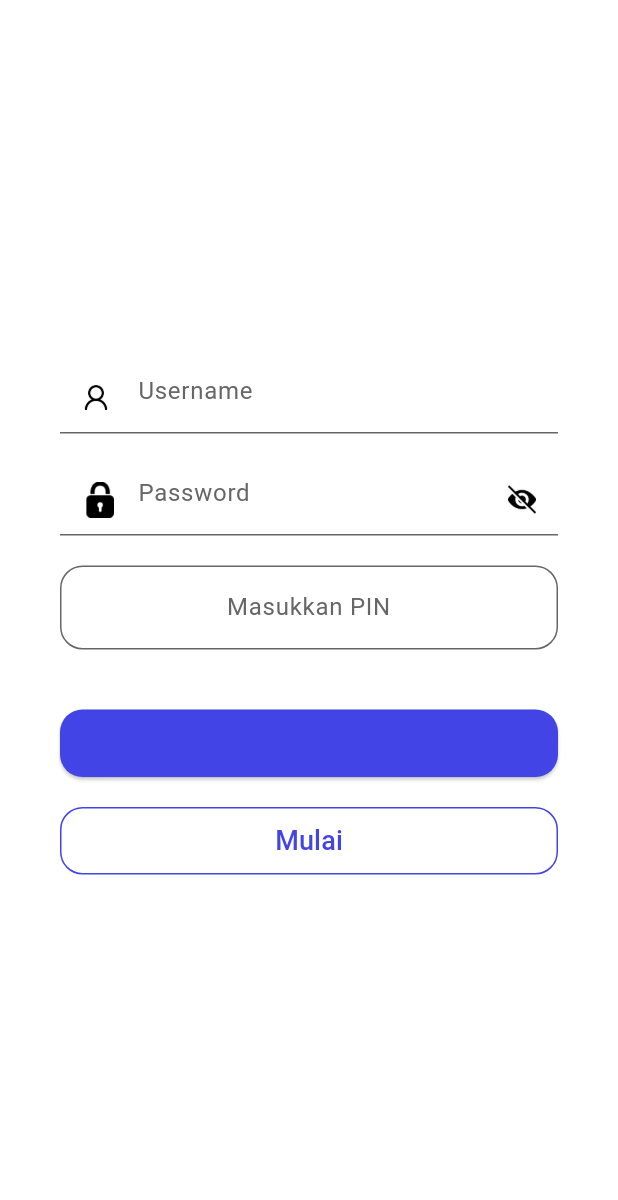
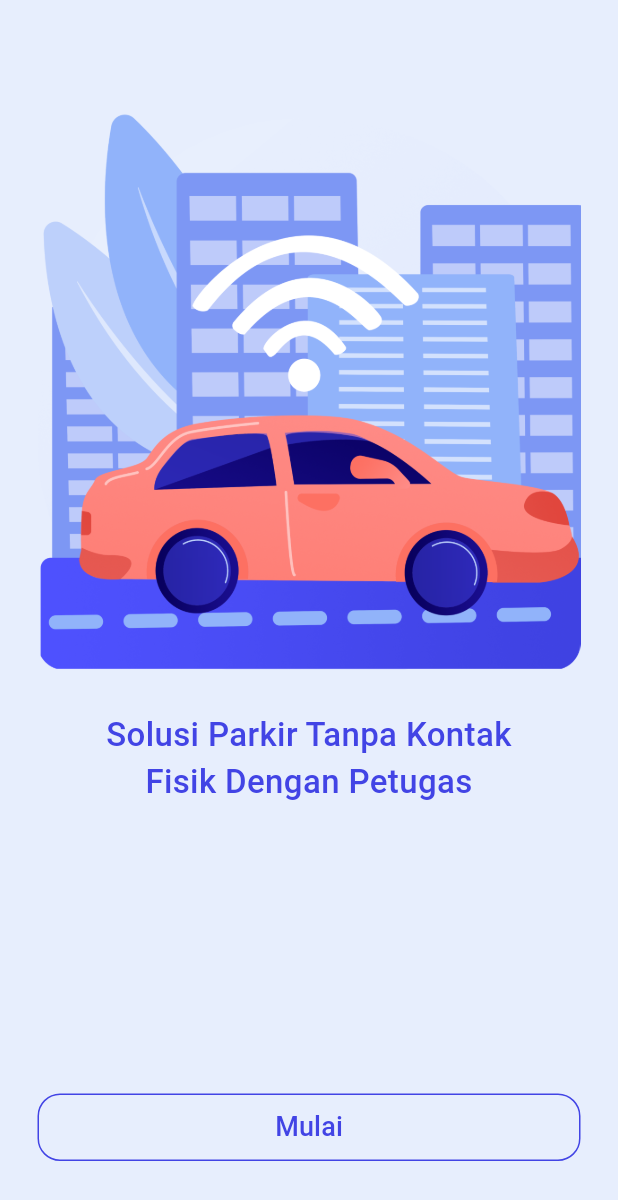
Before and after one commit to fauzan2720/smart-parking, a Flutter app: the screen it shows after launch, on a phone screen of 412 x 824 dp. Shown: the top 1200 px of the screen. Run offline on Flutter 3.47's test engine with Material 2 defaults, Android fonts, the phone set to English and light mode, and no system bars; our stand-ins replace get_it.

Commit message:
Auth (#1)
* update color

* update style

* update hint color

* add size secondary

* complete progress slicing ui

```diff
--- a/lib/core/constants/sizes.dart
+++ b/lib/core/constants/sizes.dart
@@ -2,5 +2,6 @@ part of 'package:smart_parking/core.dart';
 
 class AppSizes {
   static const double primary = 25.0;
+  static const double secondary = 45.0;
   static const double radius = 15.0;
 }
--- a/lib/core/widgets/documentation.dart
+++ b/lib/core/widgets/documentation.dart
@@ -14,12 +14,12 @@ class WidgetsDocumentation extends StatelessWidget {
           children: [
             const SmartFormInput(
               hint: "Username",
-              icon: ImageIcon(AppIcons.user),
+              icon: AppIcons.user,
             ),
             20.0.height,
             const SmartFormInput(
               hint: "Password",
-              icon: ImageIcon(AppIcons.password),
+              icon: AppIcons.password,
               isPassword: true,
             ),
             20.0.height,
--- a/lib/core/widgets/form_button.dart
+++ b/lib/core/widgets/form_button.dart
@@ -30,6 +30,7 @@ class SmartFormButton extends StatelessWidget {
           style: const TextStyle(
             fontSize: 18,
             fontWeight: FW.medium,
+            color: AppColors.white,
           ),
         ),
       ),
--- a/lib/core/widgets/form_input.dart
+++ b/lib/core/widgets/form_input.dart
@@ -2,7 +2,7 @@ part of 'package:smart_parking/core.dart';
 
 class SmartFormInput extends StatelessWidget {
   final String hint;
-  final Widget icon;
+  final AssetImage icon;
   final bool isPassword;
   final String? helperText;
   final TextEditingController? controller;
@@ -32,8 +32,8 @@ class SmartFormInput extends StatelessWidget {
         obscureText: isPassword ? !isShowPassword : isPassword,
         decoration: InputDecoration(
           hintText: hint,
-          hintStyle: const TextStyle(
-            color: AppColors.grey,
+          hintStyle: TextStyle(
+            color: AppColors.grey.withOpacity(0.5),
           ),
           enabledBorder: const UnderlineInputBorder(
             borderSide: BorderSide(
@@ -42,7 +42,10 @@ class SmartFormInput extends StatelessWidget {
           ),
           prefixIcon: Transform.scale(
             scale: 0.5,
-            child: icon,
+            child: ImageIcon(
+              icon,
+              color: AppColors.grey,
+            ),
           ),
           suffixIcon: isPassword
               ? Transform.scale(
@@ -52,9 +55,12 @@ class SmartFormInput extends StatelessWidget {
                       isShowPassword = !isShowPassword;
                       setState(() {});
                     },
-                    icon: ImageIcon(isShowPassword
-                        ? AppIcons.showPassword
-                        : AppIcons.hidePassword),
+                    icon: ImageIcon(
+                      isShowPassword
+                          ? AppIcons.showPassword
+                          : AppIcons.hidePassword,
+                      color: AppColors.grey,
+                    ),
                   ),
                 )
               : null,
--- a/lib/core/widgets/form_input_pin.dart
+++ b/lib/core/widgets/form_input_pin.dart
@@ -28,8 +28,8 @@ class SmartFormInputPIN extends StatelessWidget {
       decoration: InputDecoration(
         counterText: "",
         hintText: "Masukkan PIN",
-        hintStyle: const TextStyle(
-          color: AppColors.grey,
+        hintStyle: TextStyle(
+          color: AppColors.grey.withOpacity(0.5),
         ),
         enabledBorder: OutlineInputBorder(
           borderSide: const BorderSide(
--- /dev/null
+++ b/lib/features/auth/presentation/pages/splash_page.dart
@@ -0,0 +1,38 @@
+import 'package:flutter/material.dart';
+import 'package:smart_parking/core.dart';
+import 'package:smart_parking/features/auth/presentation/pages/login_page.dart';
+
+class SplashPage extends StatelessWidget {
+  const SplashPage({super.key});
+
+  @override
+  Widget build(BuildContext context) {
+    return Scaffold(
+      backgroundColor: AppColors.background,
+      body: Padding(
+        padding: const EdgeInsets.symmetric(
+            horizontal: AppSizes.primary, vertical: 50.0),
+        child: Column(
+          children: [
+            Image.asset(AppImages.splash),
+            28.0.height,
+            const Text(
+              "Solusi Parkir Tanpa Kontak\nFisik Dengan Petugas",
+              style: TextStyle(
+                fontSize: 22.0,
+                fontWeight: FW.medium,
+                color: AppColors.primary,
+              ),
+              textAlign: TextAlign.center,
+            ),
+            const Spacer(),
+            SmartFormOutlinedButton(
+              text: "Mulai",
+              onPressed: () => context.pushReplacement(const LoginPage()),
+            ),
+          ],
+        ),
+      ),
+    );
+  }
+}
--- a/lib/main.dart
+++ b/lib/main.dart
@@ -1,6 +1,6 @@
 import 'package:flutter/material.dart';
 import 'package:smart_parking/core.dart';
-import 'package:smart_parking/core/widgets/documentation.dart';
+import 'package:smart_parking/features/auth/presentation/pages/splash_page.dart';
 
 void main() {
   runApp(const MyApp());
@@ -12,6 +12,7 @@ class MyApp extends StatelessWidget {
   @override
   Widget build(BuildContext context) {
     return MaterialApp(
+      debugShowCheckedModeBanner: false,
       title: 'Flutter Demo',
       theme: ThemeData(
         useMaterial3: true,
@@ -23,7 +24,7 @@ class MyApp extends StatelessWidget {
               primary: AppColors.primary,
             ),
       ),
-      home: const WidgetsDocumentation(),
+      home: const SplashPage(),
     );
   }
 }
--- a/pubspec.yaml
+++ b/pubspec.yaml
@@ -13,6 +13,8 @@ dependencies:
   cupertino_icons: ^1.0.2
   get_it: ^7.4.1
   intl: ^0.18.1
+  flutter_bloc: ^8.1.2
+  equatable: ^2.0.5
 
 dev_dependencies:
   flutter_test:
```
Also changed, not shown: lib/features/auth/presentation/pages/login_page.dart (added, +97 -0 lines), lib/features/auth/presentation/pages/register_page.dart (added, +173 -0 lines), lib/features/auth/presentation/widgets/divider_text.dart (added, +44 -0 lines), pubspec.lock.
